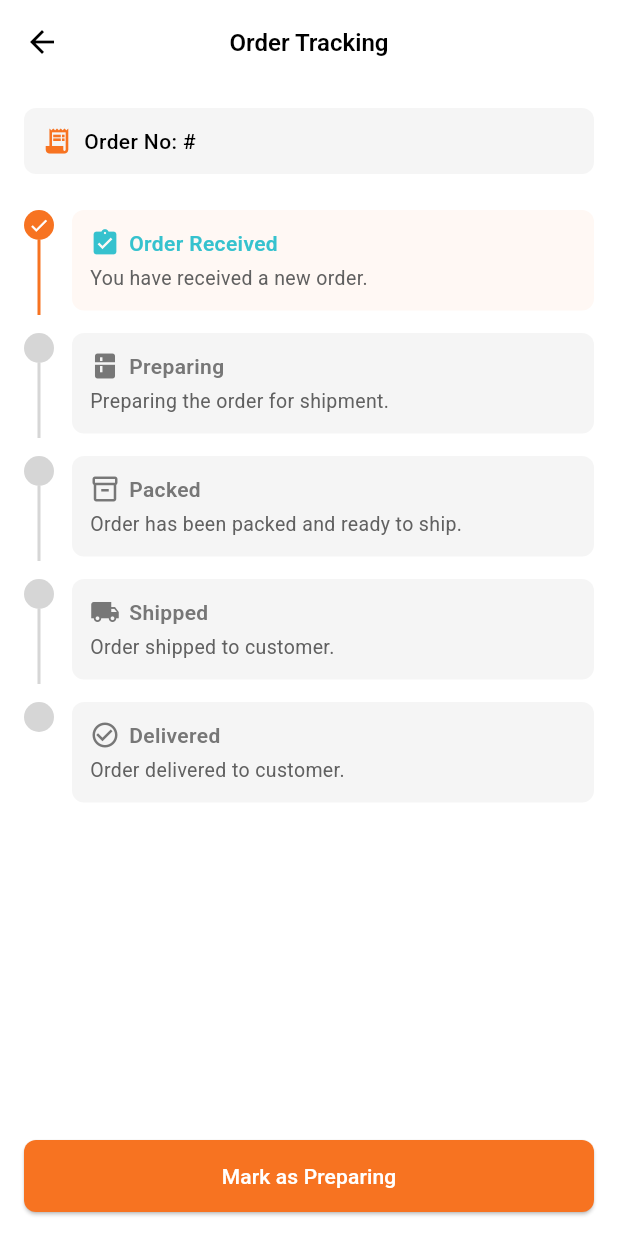
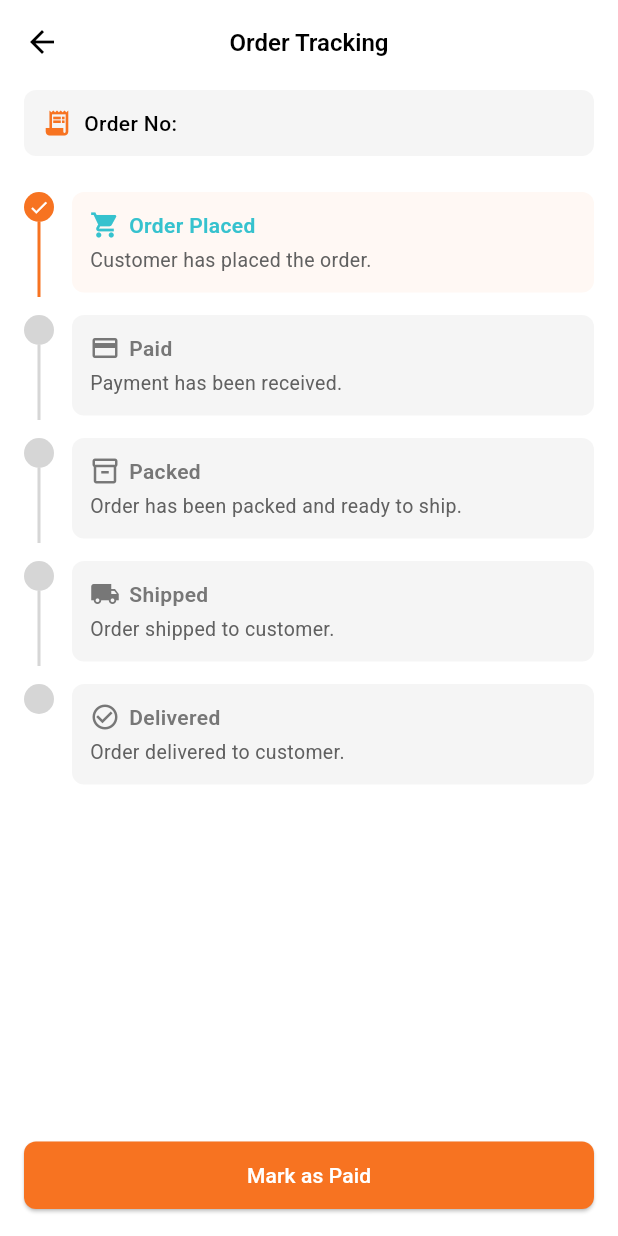
Before and after one commit to susan040/easy_world_vendor, a Flutter app: the SellerOrderTrackingScreen screen opened directly with empty values, on a phone screen of 412 x 824 dp. Run offline on Flutter 3.47's test engine with Material 3 defaults, Android fonts, the phone set to English and light mode, and no system bars; our stand-ins replace cached_network_image, dotted_border, file_picker, firebase_core, firebase_messaging, fl_chart and 11 more; missing offline and left inert: flutter_pdfview, simple_fontellico_progress_dialog; accounts and stored records are empty; network calls fail; project files that could hold a hidden picture were left out.

Commit message:
update order and edit profile API

```diff
--- a/lib/views/dashboard/order_tracking_screen.dart
+++ b/lib/views/dashboard/order_tracking_screen.dart
@@ -1,3 +1,4 @@
+import 'package:easy_world_vendor/controller/dashboard/order_screen_controller.dart';
 import 'package:easy_world_vendor/utils/colors.dart';
 import 'package:easy_world_vendor/utils/custom_text_style.dart';
 import 'package:flutter/material.dart';
@@ -6,18 +7,20 @@ import 'package:get/get.dart';
 class SellerOrderTrackingScreen extends StatelessWidget {
   final String orderNo;
   final String currentStatus;
+  final int orderId;
 
   const SellerOrderTrackingScreen({
     super.key,
     required this.orderNo,
     required this.currentStatus,
+    required this.orderId,
   });
 
   @override
   Widget build(BuildContext context) {
     final isDark = Theme.of(context).brightness == Brightness.dark;
     final controller = Get.put(
-      SellerOrderTrackingController(orderNo, currentStatus),
+      SellerOrderTrackingController(orderNo, currentStatus, orderId),
     );
 
     return Scaffold(
@@ -43,11 +46,15 @@ class SellerOrderTrackingScreen extends StatelessWidget {
       ),
       body: SafeArea(
         child: Padding(
-          padding: const EdgeInsets.all(16),
+          padding: const EdgeInsets.only(
+            right: 16,
+            left: 16,
+            top: 4,
+            bottom: 18,
+          ),
           child: Column(
             crossAxisAlignment: CrossAxisAlignment.start,
             children: [
-              // Order number section
               Container(
                 padding: const EdgeInsets.all(12),
                 decoration: BoxDecoration(
@@ -66,7 +73,7 @@ class SellerOrderTrackingScreen extends StatelessWidget {
                     ),
                     const SizedBox(width: 8),
                     Text(
-                      "Order No: #$orderNo",
+                      "Order No: $orderNo",
                       style: CustomTextStyles.f14W500(
                         color:
                             isDark
@@ -209,10 +216,10 @@ class SellerOrderTrackingScreen extends StatelessWidget {
                 return currentIndex < controller.steps.length - 1
                     ? SizedBox(
                       width: double.infinity,
+                      height: 45,
                       child: ElevatedButton(
                         style: ElevatedButton.styleFrom(
                           backgroundColor: AppColors.primaryColor,
-                          padding: const EdgeInsets.symmetric(vertical: 14),
                           shape: RoundedRectangleBorder(
                             borderRadius: BorderRadius.circular(8),
                           ),
@@ -220,7 +227,9 @@ class SellerOrderTrackingScreen extends StatelessWidget {
                         onPressed: controller.updateStatus,
                         child: Text(
                           'Mark as ${controller.steps[currentIndex + 1].title}',
-                          style: const TextStyle(color: Colors.white),
+                          style: CustomTextStyles.f14W500(
+                            color: AppColors.extraWhite,
+                          ),
                         ),
                       ),
                     )
@@ -234,51 +243,50 @@ class SellerOrderTrackingScreen extends StatelessWidget {
   }
 }
 
-// Controller remains same as yours but UI-only (no API)
 class SellerOrderTrackingController extends GetxController {
   final String orderNo;
+  final int orderId;
   final RxInt currentIndex = 0.obs;
-  late final List<_TrackingStep> steps;
+  final List<_TrackingStep> steps = [];
+  final OrderScreenController orderController =
+      Get.find<OrderScreenController>();
 
-  SellerOrderTrackingController(this.orderNo, String initialStatus) {
+  SellerOrderTrackingController(
+    this.orderNo,
+    String initialStatus,
+    this.orderId,
+  ) {
     Color getStatusColor(String status) {
       switch (status.toLowerCase()) {
-        case 'pending':
-          return AppColors.yellow;
+        case 'order placed':
+          return AppColors.skyBlue;
         case 'paid':
-          return AppColors.skyBlue;
+          return AppColors.lightGreen;
         case 'packed':
           return AppColors.lightblue;
-        case 'in transit':
-        case 'shipped': // adding shipped as it matches your step title
+        case 'shipped':
           return AppColors.darkblue;
         case 'delivered':
           return AppColors.accepted;
         case 'cancelled':
           return AppColors.redColor;
-        case 'paypal':
-          return AppColors.lightGreen;
-        case 'order received': // added to handle your first step
-          return AppColors.skyBlue; // you can customize this
-        case 'preparing': // for preparing step color
-          return AppColors.yellow;
         default:
           return AppColors.secondaryTextColor;
       }
     }
 
-    steps = [
+    steps.addAll([
       _TrackingStep(
-        title: 'Order Received',
-        description: 'You have received a new order.',
-        icon: Icons.assignment_turned_in,
-        color: getStatusColor('order received'),
+        title: 'Order Placed',
+        description: 'Customer has placed the order.',
+        icon: Icons.shopping_cart,
+        color: getStatusColor('order placed'),
       ),
       _TrackingStep(
-        title: 'Preparing',
-        description: 'Preparing the order for shipment.',
-        icon: Icons.kitchen,
-        color: getStatusColor('preparing'),
+        title: 'Paid',
+        description: 'Payment has been received.',
+        icon: Icons.payment,
+        color: getStatusColor('paid'),
       ),
       _TrackingStep(
         title: 'Packed',
@@ -298,7 +306,7 @@ class SellerOrderTrackingController extends GetxController {
         icon: Icons.check_circle_outline,
         color: getStatusColor('delivered'),
       ),
-    ];
+    ]);
 
     int index = steps.indexWhere(
       (step) => step.title.toLowerCase() == initialStatus.toLowerCase(),
@@ -309,6 +317,10 @@ class SellerOrderTrackingController extends GetxController {
   void updateStatus() {
     if (currentIndex.value < steps.length - 1) {
       currentIndex.value++;
+      orderController.changeStatus(
+        orderId.toString(),
+        steps[currentIndex.value].title.toLowerCase(),
+      );
     }
   }
 }
```
Also changed, not shown: lib/controller/dashboard/order_screen_controller.dart (+50 -0 lines), lib/repo/edit_profile_repo.dart (+5 -2 lines), lib/views/dashboard/orders_history_details_screen.dart (+73 -106 lines), lib/widgets/customer_messages_widget.dart (+9 -3 lines), lib/widgets/order_history_details_widget.dart (+33 -14 lines), lib/widgets/order_payment_details_widget.dart (+23 -60 lines), lib/widgets/order_screen_widget.dart (+3 -42 lines).
